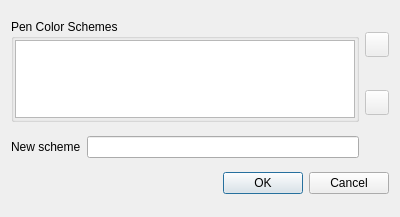
The window that FalconBoard/pencolorset.ui (solyoma/FalconBoard) describes before a commit, drawn with Qt 5.
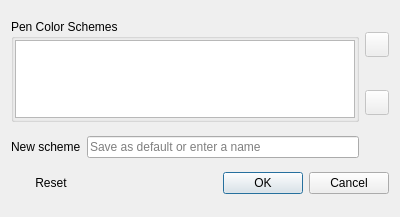
The same window after the commit. Icons and pictures are not drawn.

Diff of the .ui file:
```diff
--- a/FalconBoard/pencolorset.ui
+++ b/FalconBoard/pencolorset.ui
@@ -11,10 +11,10 @@
    </rect>
   </property>
   <property name="windowTitle">
-   <string>Dialog</string>
+   <string>FalconBoard - Save Pen Colors</string>
   </property>
   <layout class="QGridLayout" name="gridLayout">
-   <item row="0" column="0" rowspan="2" colspan="2">
+   <item row="0" column="0" rowspan="2" colspan="4">
     <widget class="QGroupBox" name="groupBox">
      <property name="title">
       <string>Pen Color Schemes</string>
@@ -38,7 +38,7 @@
      </layout>
     </widget>
    </item>
-   <item row="0" column="2">
+   <item row="0" column="4">
     <widget class="QToolButton" name="btnRemoveScheme">
      <property name="enabled">
       <bool>false</bool>
@@ -61,7 +61,7 @@
      </property>
     </widget>
    </item>
-   <item row="1" column="2">
+   <item row="1" column="4">
     <widget class="QToolButton" name="btnRemoveAllSchemes">
      <property name="enabled">
       <bool>false</bool>
@@ -73,7 +73,7 @@
       </size>
      </property>
      <property name="toolTip">
-      <string>Remove all schemes</string>
+      <string>Remove all schemes, except the default</string>
      </property>
      <property name="text">
       <string/>
@@ -91,7 +91,20 @@
      </property>
     </widget>
    </item>
-   <item row="3" column="1" colspan="2">
+   <item row="3" column="2">
+    <spacer name="horizontalSpacer">
+     <property name="orientation">
+      <enum>Qt::Horizontal</enum>
+     </property>
+     <property name="sizeHint" stdset="0">
+      <size>
+       <width>136</width>
+       <height>20</height>
+      </size>
+     </property>
+    </spacer>
+   </item>
+   <item row="3" column="3" colspan="2">
     <widget class="QDialogButtonBox" name="buttonBox">
      <property name="orientation">
       <enum>Qt::Horizontal</enum>
@@ -101,8 +114,30 @@
      </property>
     </widget>
    </item>
-   <item row="2" column="1">
-    <widget class="QLineEdit" name="edtName"/>
+   <item row="3" column="0" colspan="2">
+    <widget class="QPushButton" name="btnRemoveDefault">
+     <property name="toolTip">
+      <string>Remove redefined default sscheme.
+Other schemes remain intact.</string>
+     </property>
+     <property name="text">
+      <string>Reset</string>
+     </property>
+     <property name="icon">
+      <iconset resource="FalconBoard.qrc">
+       <normaloff>:/FalconBoard/Resources/close.png</normaloff>:/FalconBoard/Resources/close.png</iconset>
+     </property>
+     <property name="flat">
+      <bool>true</bool>
+     </property>
+    </widget>
+   </item>
+   <item row="2" column="1" colspan="3">
+    <widget class="QLineEdit" name="edtName">
+     <property name="placeholderText">
+      <string>Save as default or enter a name</string>
+     </property>
+    </widget>
    </item>
   </layout>
  </widget>
```
